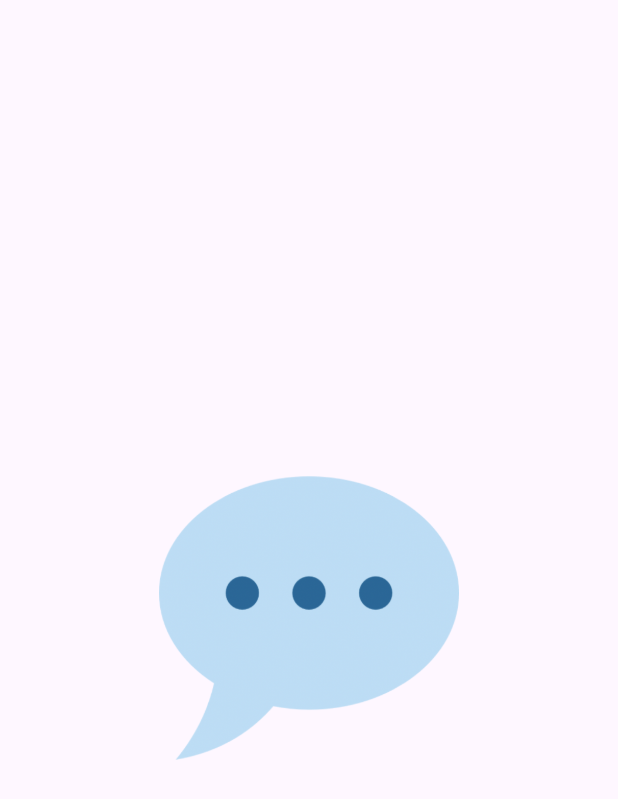
After one commit to do5-5anto5/chat_app, a Flutter app: the SplashScreen screen opened directly, on a phone screen of 412 x 824 dp. The commit adds this screen. Shown: the top 799 px of the screen. Run offline on Flutter 3.47's test engine with Material 3 defaults, Android fonts, the phone set to English and light mode, and no system bars; our stand-ins replace firebase_auth, firebase_core; accounts and stored records are empty; generated files the repository leaves out were written again.

Commit message:
feat: implement SplashScreen to be shown in case of slow connection

```diff
--- a/lib/main.dart
+++ b/lib/main.dart
@@ -1,5 +1,6 @@
 import 'package:chat_app/screens/auth.dart';
 import 'package:chat_app/screens/chat.dart';
+import 'package:chat_app/screens/splash.dart';
 import 'package:firebase_auth/firebase_auth.dart';
 import 'package:flutter/material.dart';
 
@@ -27,6 +28,9 @@ class App extends StatelessWidget {
       home: StreamBuilder(
         stream: FirebaseAuth.instance.authStateChanges(),
         builder: (ctx, snapshot) {
+          if (snapshot.connectionState == ConnectionState.waiting) {
+            return const SplashScreen();
+          }
           if (snapshot.hasData) {
             return const ChatScreen();
           }
--- a/lib/screens/auth.dart
+++ b/lib/screens/auth.dart
@@ -105,7 +105,7 @@ class _AuthScreenState extends State<AuthScreen> {
                   left: 20,
                   right: 20,
                 ),
-                child: Image.asset('assets/images/chat.png', width: 200),
+                child: Hero(tag: 'logo', child: Image.asset('assets/images/chat.png', width: 200)),
               ),
               Card(
                 margin: const EdgeInsets.all(20),
--- /dev/null
+++ b/lib/screens/splash.dart
@@ -0,0 +1,17 @@
+import 'package:flutter/material.dart';
+
+class SplashScreen extends StatelessWidget {
+  const SplashScreen({super.key});
+
+  @override
+  Widget build(BuildContext context) {
+    return Scaffold(
+      body: Center(
+        child: Hero(
+          tag: 'logo',
+          child: Image.asset('assets/images/chat.png', width: 200),
+        ),
+      ),
+    );
+  }
+}
```
